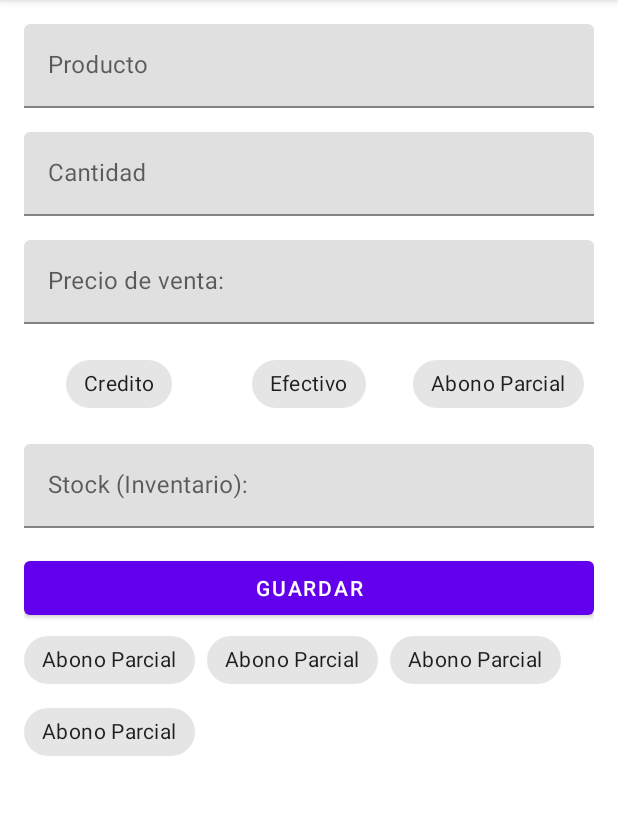
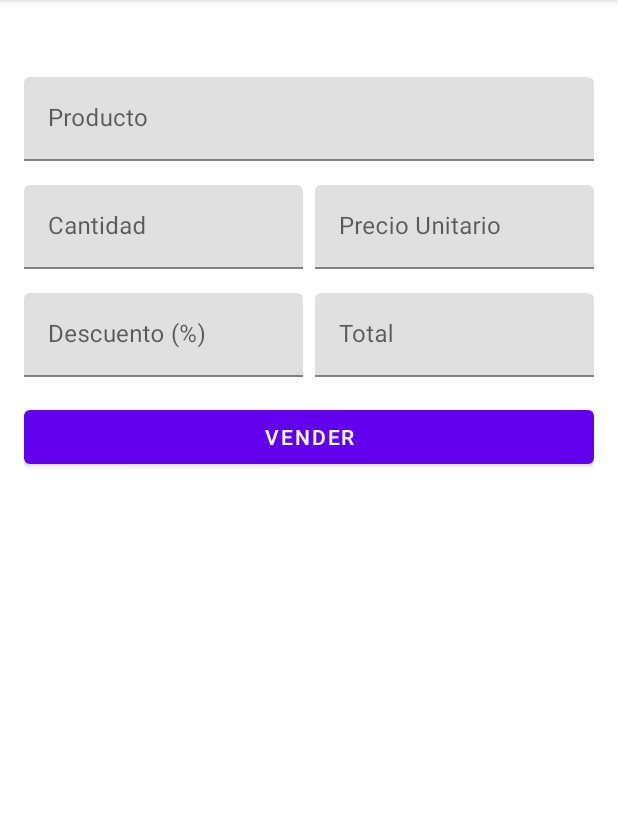
Before and after one commit to igmer/mvvm-android, an Android app: the SaleDetailFragment screen opened through its navigation route, on a phone screen of 412 x 824 dp, the part 84-899 px from its top. Run offline under Robolectric (Android 15) with nearby library versions, the phone set to English and light mode, and no system bars; our stand-ins replace Dagger/Hilt's generated code, data binding, navigation-ui; 1 statement that could not run was skipped.

Commit message:
create product and customer

```diff
--- a/app/src/main/java/com/igmer/mancustomer/adapters/AdapterCustomer.kt
+++ b/app/src/main/java/com/igmer/mancustomer/adapters/AdapterCustomer.kt
@@ -6,9 +6,11 @@ import android.view.ViewGroup
 import androidx.recyclerview.widget.RecyclerView
 import com.igmer.mancustomer.R
 import com.igmer.mancustomer.databinding.ItemCostumerBinding
+import com.igmer.mancustomer.interfaces.AddDialogListener
+import com.igmer.mancustomer.interfaces.GoToActivity
 import com.igmer.mancustomer.models.Customer
 
-class AdapterCustomer() : RecyclerView.Adapter<AdapterCustomer.ViewHolder>() {
+class AdapterCustomer(private val goToActivity: GoToActivity) : RecyclerView.Adapter<AdapterCustomer.ViewHolder>() {
     private lateinit var context: Context
     private  var customers= ArrayList<Customer>()
     override fun onCreateViewHolder(parent: ViewGroup, viewType: Int): ViewHolder {
@@ -26,6 +28,9 @@ class AdapterCustomer() : RecyclerView.Adapter<AdapterCustomer.ViewHolder>() {
         val item = customers[position]
         with(holder) {
             binding.customer = item
+            binding.cardView.setOnClickListener {
+                goToActivity.goToActivity(item.id)
+            }
         }
     }
 
--- a/app/src/main/java/com/igmer/mancustomer/data/interfacesDao/ICustomerDao.kt
+++ b/app/src/main/java/com/igmer/mancustomer/data/interfacesDao/ICustomerDao.kt
@@ -12,8 +12,8 @@ interface ICustomerDao {
     @Query("SELECT * FROM customer")
     fun getAllCustomers(): List<Customer>
 
-    @Query("SELECT * FROM customer WHERE id = :id order by id DESC")
-    suspend fun getCustomerById(id: Int): Customer
+    @Query("SELECT * FROM customer WHERE id = :id")
+     fun getCustomerById(id: Int): LiveData<Customer>
 
     @Insert
     fun insertCustomer(customer: Customer): Long
--- /dev/null
+++ b/app/src/main/java/com/igmer/mancustomer/interfaces/GoToActivity.kt
@@ -0,0 +1,5 @@
+package com.igmer.mancustomer.interfaces
+
+interface GoToActivity {
+    fun goToActivity(id: Int)
+}
--- a/app/src/main/java/com/igmer/mancustomer/repository/CustomerRepository.kt
+++ b/app/src/main/java/com/igmer/mancustomer/repository/CustomerRepository.kt
@@ -12,7 +12,7 @@ class CustomerRepository @Inject constructor(private val dao: ICustomerDao) {
     fun getAllCustomer(): List<Customer> {
         return dao.getAllCustomers()
     }
-    suspend fun getCustomerById(id: Int) = dao.getCustomerById(id)
+     fun getCustomerById(id: Int) = dao.getCustomerById(id)
     fun insertCustomer(item: Customer) = dao.insertCustomer(item)
 
 }
--- a/app/src/main/java/com/igmer/mancustomer/ui/MainActivity.kt
+++ b/app/src/main/java/com/igmer/mancustomer/ui/MainActivity.kt
@@ -32,18 +32,18 @@ class MainActivity : AppCompatActivity() {
         // menu should be considered as top level destinations.
         val appBarConfiguration = AppBarConfiguration(
             setOf(
-                R.id.navigation_sales,
-                R.id.navigation_payment,
-                R.id.navigation_customer,
+//                R.id.navigation_sales,
+//                R.id.navigation_payment,
+                R.id.customerFragment,
                 R.id.navigation_products
             )
         )
         navController.addOnDestinationChangedListener{_,destination,_ ->
             when(destination.id){
-                R.id.navigation_sales-> showBottomNavigation()
-                R.id.navigation_customer-> showBottomNavigation()
+//                R.id.navigation_sales-> showBottomNavigation()
+                R.id.customerFragment-> showBottomNavigation()
                 R.id.navigation_products-> showBottomNavigation()
-                R.id.navigation_payment-> showBottomNavigation()
+//                R.id.navigation_payment-> showBottomNavigation()
                 else-> hideBottomNavigation()
             }
         }
--- a/app/src/main/java/com/igmer/mancustomer/ui/customer/CustomerFragment.kt
+++ b/app/src/main/java/com/igmer/mancustomer/ui/customer/CustomerFragment.kt
@@ -5,6 +5,7 @@ import android.view.LayoutInflater
 import android.view.View
 import android.view.ViewGroup
 import android.widget.TextView
+import androidx.core.os.bundleOf
 import androidx.core.view.isVisible
 import androidx.fragment.app.Fragment
 import androidx.fragment.app.viewModels
@@ -13,9 +14,12 @@ import androidx.recyclerview.widget.LinearLayoutManager
 import com.igmer.mancustomer.adapters.AdapterCustomer
 import com.igmer.mancustomer.databinding.FragmentCustomerBinding
 import com.igmer.mancustomer.interfaces.AddDialogListener
+import com.igmer.mancustomer.interfaces.GoToActivity
 import com.igmer.mancustomer.models.Customer
 import com.igmer.mancustomer.ui.dialogs.AddCustomerItemDialog
 import dagger.hilt.android.AndroidEntryPoint
+import androidx.navigation.fragment.findNavController
+import com.igmer.mancustomer.R
 
 @AndroidEntryPoint
 class CustomerFragment : Fragment() {
@@ -55,10 +59,17 @@ class CustomerFragment : Fragment() {
     }
 
     private fun setupRecyclerView() {
-        customerAdapter = AdapterCustomer()
+
         binding.rv.apply {
             layoutManager = LinearLayoutManager(context)
-            customerAdapter = AdapterCustomer()
+            customerAdapter = AdapterCustomer(
+                object : GoToActivity {
+                    override fun goToActivity(id: Int) {
+                        val bundle = bundleOf("id" to id)
+                        findNavController().navigate(R.id.action_customer_to_admin, bundle)
+                    }
+                }
+            )
             adapter = customerAdapter
         }
     }
--- a/app/src/main/java/com/igmer/mancustomer/ui/home/SalesFragment.kt
+++ b/app/src/main/java/com/igmer/mancustomer/ui/home/SalesFragment.kt
@@ -42,16 +42,12 @@ class SalesFragment : Fragment() {
         return root
     }
 
-    override fun onViewCreated(view: View, savedInstanceState: Bundle?) {
-        super.onViewCreated(view, savedInstanceState)
-    }
-
     override fun onDestroyView() {
         super.onDestroyView()
         _binding = null
     }
     private fun goToSaleDetailFragment(){
-        findNavController().navigate(R.id.action_sales_to_sales_detail)
+        //findNavController().navigate(R.id.action_sales_to_sales_detail)
 
     }
 }
--- a/app/src/main/java/com/igmer/mancustomer/ui/sales/SaleDetailFragment.kt
+++ b/app/src/main/java/com/igmer/mancustomer/ui/sales/SaleDetailFragment.kt
@@ -1,30 +1,45 @@
 package com.igmer.mancustomer.ui.sales
 
-import androidx.lifecycle.ViewModelProvider
 import android.os.Bundle
 import android.view.*
-import android.widget.Toast
-import androidx.activity.OnBackPressedCallback
 import androidx.fragment.app.Fragment
-import com.igmer.mancustomer.R
+import androidx.fragment.app.viewModels
+import androidx.lifecycle.lifecycleScope
+import com.igmer.mancustomer.databinding.AdminCustomerFragmentBinding
+import com.igmer.mancustomer.databinding.FragmentSaleDetailBinding
+import com.igmer.mancustomer.models.Sale
 import com.igmer.mancustomer.ui.MainActivity
-
+import com.igmer.mancustomer.ui.customer.CustomerViewModel
+import dagger.hilt.android.AndroidEntryPoint
+import kotlinx.coroutines.launch
+@AndroidEntryPoint
 class SaleDetailFragment : Fragment() {
 
-    companion object {
-        fun newInstance() = SaleDetailFragment()
-    }
-
-    private lateinit var viewModel: SaleViewModel
+    private val viewModel: SaleDetailViewModel by viewModels()
+    lateinit var binding:  FragmentSaleDetailBinding
 
     override fun onCreateView(
         inflater: LayoutInflater, container: ViewGroup?,
         savedInstanceState: Bundle?
     ): View? {
-        return inflater.inflate(R.layout.fragment_sale_detail, container, false)
+        binding = FragmentSaleDetailBinding.inflate(inflater, container, false)
+        val root: View = binding.root
+        val id = arguments?.getInt("id")
+        viewModel.getCustomerById(id!!).observe(viewLifecycleOwner){
+            binding.tvCustomerName.text = it.name
+        }
+        binding.save.setOnClickListener{
+            val product = binding.idProduct.text.toString()
+            val quantity = binding.quantity.text.toString()
+            val unitPrice = binding.price.text.toString()
+            val total = binding.total.text.toString()
+            val discount= binding.discoutnt.text.toString()
+            val idCliente = id
+            val sale = Sale(0,quantity.toInt(),unitPrice.toDouble(),"",product,id,"","")
+        }
+
+        return root
     }
 
 
-
-
 }
--- /dev/null
+++ b/app/src/main/java/com/igmer/mancustomer/ui/sales/SaleDetailViewModel.kt
@@ -0,0 +1,18 @@
+package com.igmer.mancustomer.ui.sales
+
+import androidx.lifecycle.LiveData
+import androidx.lifecycle.MutableLiveData
+import androidx.lifecycle.ViewModel
+import com.igmer.mancustomer.models.Customer
+import com.igmer.mancustomer.repository.CustomerRepository
+import dagger.hilt.android.lifecycle.HiltViewModel
+import javax.inject.Inject
+@HiltViewModel
+class SaleDetailViewModel @Inject constructor(private val repository: CustomerRepository) : ViewModel() {
+    private lateinit var lvCustomer: LiveData<Customer>
+
+     fun getCustomerById(id: Int): LiveData<Customer> {
+         lvCustomer = repository.getCustomerById(id)
+         return lvCustomer
+    }
+}
--- a/app/src/main/res/layout/fragment_sale_detail.xml
+++ b/app/src/main/res/layout/fragment_sale_detail.xml
@@ -11,14 +11,23 @@
         android:orientation="vertical"
         android:padding="16dp">
 
+        <TextView
+            android:id="@+id/tvCustomerName"
+            android:layout_width="wrap_content"
+            android:layout_height="wrap_content"
+            app:layout_constraintEnd_toEndOf="parent"
+            app:layout_constraintStart_toStartOf="parent"
+            app:layout_constraintTop_toTopOf="parent" />
+
+
         <com.google.android.material.textfield.TextInputLayout
             android:id="@+id/tlProduct"
             android:layout_width="match_parent"
             android:layout_height="wrap_content"
+            android:layout_marginTop="16dp"
             android:hint="@string/product"
-            app:layout_constraintEnd_toEndOf="parent"
-            app:layout_constraintStart_toStartOf="parent"
-            app:layout_constraintTop_toTopOf="parent">
+            app:layout_constraintTop_toBottomOf="@+id/tvCustomerName"
+            tools:layout_editor_absoluteX="16dp">
 
             <com.google.android.material.textfield.TextInputEditText
                 android:id="@+id/idProduct"
@@ -27,14 +36,22 @@
                 android:text="" />
         </com.google.android.material.textfield.TextInputLayout>
 
+        <LinearLayout
+            android:id="@+id/llQuantity"
+            android:layout_width="match_parent"
+            android:layout_height="wrap_content"
+            android:orientation="horizontal"
+            app:layout_constraintTop_toBottomOf="@+id/tlProduct"
+            tools:layout_editor_absoluteX="16dp">
+
             <com.google.android.material.textfield.TextInputLayout
                 android:id="@+id/tlQuantity"
-            android:layout_width="match_parent"
+                android:layout_width="0dp"
                 android:layout_height="wrap_content"
                 android:layout_marginTop="16dp"
-            android:hint="@string/quantity"
-            app:layout_constraintTop_toBottomOf="@+id/tlProduct"
-            tools:layout_editor_absoluteX="16dp">
+                android:layout_marginEnd="4dp"
+                android:layout_weight="1"
+                android:hint="@string/quantity">
 
                 <com.google.android.material.textfield.TextInputEditText
                     android:id="@+id/quantity"
@@ -45,10 +62,12 @@
 
             <com.google.android.material.textfield.TextInputLayout
                 android:id="@+id/tlPrice"
-            android:layout_width="match_parent"
+                android:layout_width="0dp"
                 android:layout_height="wrap_content"
+                android:layout_marginStart="4dp"
                 android:layout_marginTop="16dp"
-            android:hint="@string/sale_price"
+                android:layout_weight="1"
+                android:hint="@string/unit_price"
                 app:layout_constraintTop_toBottomOf="@+id/tlQuantity"
                 tools:layout_editor_absoluteX="16dp">
 
@@ -58,105 +77,64 @@
                     android:layout_height="match_parent"
                     android:inputType="numberDecimal" />
             </com.google.android.material.textfield.TextInputLayout>
-
+        </LinearLayout>
         <LinearLayout
-            android:id="@+id/textInputLayout"
+            android:id="@+id/llPrice"
             android:layout_width="match_parent"
             android:layout_height="wrap_content"
-            android:layout_marginTop="16dp"
             android:orientation="horizontal"
-            app:layout_constraintTop_toBottomOf="@+id/tlPrice"
+            app:layout_constraintTop_toBottomOf="@+id/llQuantity"
             tools:layout_editor_absoluteX="16dp">
 
-            <LinearLayout
+            <com.google.android.material.textfield.TextInputLayout
+                android:id="@+id/tlDiscount"
                 android:layout_width="0dp"
                 android:layout_height="wrap_content"
+                android:layout_marginTop="16dp"
+                android:layout_marginEnd="4dp"
                 android:layout_weight="1"
-                android:gravity="center">
-
-                <com.google.android.material.chip.Chip
-                    android:id="@+id/credito"
-                    android:layout_width="wrap_content"
-                    android:layout_height="wrap_content"
-                    android:text="@string/credito" />
-            </LinearLayout>
-
-            <LinearLayout
-                android:layout_width="0dp"
-                android:layout_height="wrap_content"
-                android:layout_weight="1"
-                android:gravity="center">
-
-                <com.google.android.material.chip.Chip
-                    android:id="@+id/efectivo"
-                    android:layout_width="wrap_content"
-                    android:layout_height="wrap_content"
-                    android:text="@string/efectivo" />
-            </LinearLayout>
-
-            <LinearLayout
-                android:layout_width="0dp"
-                android:layout_height="wrap_content"
-                android:layout_weight="1"
-                android:gravity="center">
-
-                <com.google.android.material.chip.Chip
-                    android:id="@+id/parcial"
-                    android:layout_width="wrap_content"
-                    android:layout_height="wrap_content"
-                    android:text="@string/parcial" />
-            </LinearLayout>
-
-        </LinearLayout>
-
-        <com.google.android.material.chip.ChipGroup
-            android:layout_width="match_parent"
-            android:layout_height="wrap_content"
-            app:layout_constraintTop_toBottomOf="@+id/save"
-            tools:layout_editor_absoluteX="16dp">
-
-            <com.google.android.material.chip.Chip
-                android:id="@+id/uno"
-                android:layout_width="wrap_content"
-                android:layout_height="wrap_content"
-                android:text="@string/parcial" /><com.google.android.material.chip.Chip
-                android:id="@+id/qw"
-                android:layout_width="wrap_content"
-                android:layout_height="wrap_content"
-                android:text="@string/parcial" /><com.google.android.material.chip.Chip
-                android:id="@+id/qwe"
-                android:layout_width="wrap_content"
-                android:layout_height="wrap_content"
-                android:text="@string/parcial" /><com.google.android.material.chip.Chip
-                android:id="@+id/unqweqeo"
-                android:layout_width="wrap_content"
-                android:layout_height="wrap_content"
-                android:text="@string/parcial" />
-        </com.google.android.material.chip.ChipGroup>
-
-        <com.google.android.material.textfield.TextInputLayout
-            android:id="@+id/tlStock"
-            android:layout_width="match_parent"
-            android:layout_height="wrap_content"
-            android:layout_marginTop="16dp"
-            android:hint="@string/stock"
-            app:layout_constraintTop_toBottomOf="@+id/textInputLayout"
-            tools:layout_editor_absoluteX="16dp">
+                android:hint="@string/discount">
 
                 <com.google.android.material.textfield.TextInputEditText
-                android:id="@+id/stock"
+                    android:id="@+id/discoutnt"
                     android:layout_width="match_parent"
                     android:layout_height="match_parent"
                     android:inputType="numberDecimal" />
             </com.google.android.material.textfield.TextInputLayout>
 
+            <com.google.android.material.textfield.TextInputLayout
+                android:id="@+id/tlTotal"
+                android:layout_width="0dp"
+                android:layout_height="wrap_content"
+                android:layout_marginStart="4dp"
+                android:layout_marginTop="16dp"
+                android:layout_weight="1"
+                android:hint="@string/total"
+                app:layout_constraintTop_toBottomOf="@+id/tlQuantity"
+                tools:layout_editor_absoluteX="16dp">
+
+                <com.google.android.material.textfield.TextInputEditText
+                    android:id="@+id/total"
+                    android:layout_width="match_parent"
+                    android:layout_height="match_parent"
+                    android:inputType="numberDecimal" />
+            </com.google.android.material.textfield.TextInputLayout>
+        </LinearLayout>
         <Button
             android:id="@+id/save"
             android:layout_width="match_parent"
             android:layout_height="wrap_content"
             android:layout_marginTop="@dimen/margin_top"
-            android:text="@string/save"
-            app:layout_constraintTop_toBottomOf="@+id/tlStock"
+            android:text="@string/sale"
+            app:layout_constraintTop_toBottomOf="@+id/llPrice"
             tools:layout_editor_absoluteX="16dp" />
+
+        <androidx.recyclerview.widget.RecyclerView
+            android:id="@+id/rvSales"
+            android:layout_width="match_parent"
+            android:layout_height="wrap_content"
+            app:layout_constraintEnd_toEndOf="parent"
+            app:layout_constraintStart_toStartOf="parent"
+            app:layout_constraintTop_toBottomOf="@+id/save" />
     </androidx.constraintlayout.widget.ConstraintLayout>
 </layout>
--- a/app/src/main/res/menu/bottom_nav_menu.xml
+++ b/app/src/main/res/menu/bottom_nav_menu.xml
@@ -1,7 +1,7 @@
 <?xml version="1.0" encoding="utf-8"?>
 <menu xmlns:android="http://schemas.android.com/apk/res/android">
 
-    <item
+  <!--  <item
         android:id="@+id/navigation_sales"
         android:icon="@drawable/ic_sale"
         android:title="@string/sales" />
@@ -9,10 +9,10 @@
     <item
         android:id="@+id/navigation_payment"
         android:icon="@drawable/ic_payment"
-        android:title="@string/pending_payment" />
+        android:title="@string/pending_payment" />-->
 
     <item
-        android:id="@+id/navigation_customer"
+        android:id="@+id/customerFragment"
         android:icon="@drawable/ic_customer"
         android:title="@string/custmomer" />
     <item
--- a/app/src/main/res/navigation/mobile_navigation.xml
+++ b/app/src/main/res/navigation/mobile_navigation.xml
@@ -3,32 +3,39 @@
     xmlns:app="http://schemas.android.com/apk/res-auto"
     xmlns:tools="http://schemas.android.com/tools"
     android:id="@+id/mobile_navigation"
-    app:startDestination="@+id/navigation_sales">
+    app:startDestination="@+id/customerFragment">
+
+<!--    <fragment-->
+<!--        android:id="@+id/navigation_sales"-->
+<!--        android:name="com.igmer.mancustomer.ui.home.SalesFragment"-->
+<!--        android:label="@string/title_home"-->
+<!--        tools:layout="@layout/fragment_sales" >-->
+<!--    </fragment>-->
+
+
+<!--    <fragment-->
+<!--        android:id="@+id/navigation_payment"-->
+<!--        android:name="com.igmer.mancustomer.ui.dashboard.PaymentFragment"-->
+<!--        android:label="@string/title_dashboard"-->
+<!--        tools:layout="@layout/fragment_payment" >-->
+
+<!--    </fragment>-->
 
     <fragment
-        android:id="@+id/navigation_sales"
-        android:name="com.igmer.mancustomer.ui.home.SalesFragment"
-        android:label="@string/title_home"
-        tools:layout="@layout/fragment_sales" >
+        android:id="@+id/customerFragment"
+        android:name="com.igmer.mancustomer.ui.customer.CustomerFragment"
+        android:label="@string/title_notifications"
+        tools:layout="@layout/fragment_customer">
         <action
-            android:id="@+id/action_sales_to_sales_detail"
-            app:destination="@id/saleDetailFragment" />
-    </fragment>
-
-
-    <fragment
-        android:id="@+id/navigation_payment"
-        android:name="com.igmer.mancustomer.ui.dashboard.PaymentFragment"
-        android:label="@string/title_dashboard"
-        tools:layout="@layout/fragment_payment" >
+            android:id="@+id/action_customer_to_admin"
+            app:destination="@id/adminCustomerFragment">
+            <argument
+                android:name="id"
+                app:argType="integer"
+                />
+        </action>
 
     </fragment>
-
-    <fragment
-        android:id="@+id/navigation_customer"
-        android:name="com.igmer.mancustomer.ui.customer.CustomerFragment"
-        android:label="@string/title_notifications"
-        tools:layout="@layout/fragment_customer" />
     <fragment
         android:id="@+id/navigation_products"
         android:name="com.igmer.mancustomer.ui.product.ProductsFragment"
@@ -40,4 +47,17 @@
         tools:layout="@layout/fragment_sale_detail"
         android:name="com.igmer.mancustomer.ui.sales.SaleDetailFragment"
         />
+    <fragment
+        android:id="@+id/adminCustomerFragment"
+        android:name="com.igmer.mancustomer.ui.customer.AdminCustomerFragment"
+        android:label="sales_detail"
+        tools:layout="@layout/admin_customer_fragment">
+        <action
+            android:id="@+id/action_admin_to_sale_detail"
+            app:destination="@+id/saleDetailFragment">
+            <argument
+                android:name="id"
+                app:argType="integer"/>
+        </action>
+    </fragment>
 </navigation>
--- a/app/src/main/res/values/colors.xml
+++ b/app/src/main/res/values/colors.xml
@@ -9,9 +9,9 @@
     <color name="white">#FFFFFFFF</color>
     <!--colors for modern ui-->
     <color name="whiteTextColor">#fff</color>
-    <color name="primaryTextColor">#2661FA</color>
+    <color name="primaryTextColor">#02872F</color>
     <color name="loginBkColor">#f0f0f0</color>
-    <color name="primary">#2661FA</color>
+    <color name="primary">#02872F</color>
 
     <!--colros for card-->
     <color name="whiteCardColor">#fff</color>
--- a/app/src/main/res/values/strings.xml
+++ b/app/src/main/res/values/strings.xml
@@ -49,4 +49,12 @@
     <string name="credito">Credito</string>
     <string name="efectivo">Efectivo</string>
     <string name="parcial">Abono Parcial</string>
+    <string name="edit_customer">Editar</string>
+    <string name="sale">Vender</string>
+    <string name="report_sale">Historial de Ventas</string>
+    <string name="editar">Editar</string>
+    <string name="vender">Vender</string>
+    <string name="discount">Descuento (%)</string>
+    <string name="total">Total</string>
+    <string name="unit_price">Precio Unitario</string>
 </resources>
```
Also changed, not shown: app/build.gradle (+10 -5 lines), app/src/main/java/com/igmer/mancustomer/ui/customer/AdminCustomerFragment.kt (added, +43 -0 lines), app/src/main/java/com/igmer/mancustomer/ui/customer/AdminCustomerViewModel.kt (added, +19 -0 lines), app/src/main/java/com/igmer/mancustomer/ui/sales/SaleViewModel.kt (deleted, +0 -7 lines), app/src/main/res/layout/admin_customer_fragment.xml (added, +218 -0 lines), build.gradle (+5 -2 lines). Lines whose indentation alone changed are shown as unchanged.
